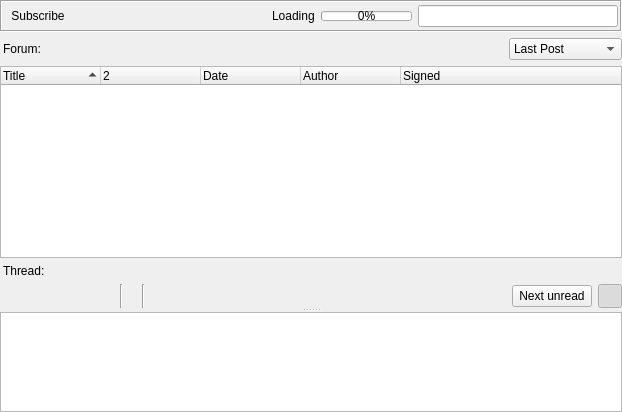
First picture: the form in retroshare-gui/src/gui/gxsforums/GxsForumThreadWidget.ui, repository RetroShare/RetroShare, before the edit.
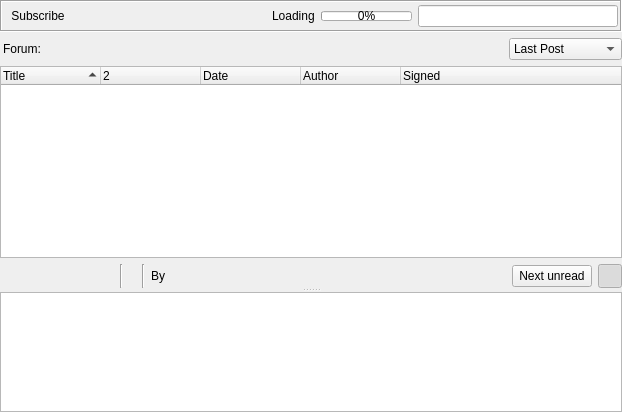
Second picture: the form after the edit. Icons and pictures are not drawn. Custom widgets are drawn as their Qt base class.

Commit message: removed useless thread line, kept link copy functionality, used a GxsIdLabel to show the by_label correctly, added hide/show of labels when not useful

```diff
--- a/retroshare-gui/src/gui/gxsforums/GxsForumThreadWidget.ui
+++ b/retroshare-gui/src/gui/gxsforums/GxsForumThreadWidget.ui
@@ -256,29 +256,6 @@
          <property name="leftMargin">
           <number>3</number>
          </property>
-         <item>
-          <widget class="QLabel" name="threadLabel">
-           <property name="text">
-            <string>Thread:</string>
-           </property>
-          </widget>
-         </item>
-         <item>
-          <widget class="QLabel" name="threadTitle">
-           <property name="sizePolicy">
-            <sizepolicy hsizetype="Expanding" vsizetype="Preferred">
-             <horstretch>0</horstretch>
-             <verstretch>0</verstretch>
-            </sizepolicy>
-           </property>
-           <property name="wordWrap">
-            <bool>true</bool>
-           </property>
-           <property name="textInteractionFlags">
-            <set>Qt::LinksAccessibleByMouse|Qt::TextSelectableByMouse</set>
-           </property>
-          </widget>
-         </item>
         </layout>
        </item>
        <item>
@@ -290,7 +267,7 @@
            </property>
           </widget>
          </item>
-         <item row="0" column="11">
+         <item row="0" column="12">
           <widget class="QPushButton" name="nextUnreadButton">
            <property name="sizePolicy">
             <sizepolicy hsizetype="Maximum" vsizetype="Fixed">
@@ -326,7 +303,7 @@
            </property>
           </widget>
          </item>
-         <item row="0" column="13">
+         <item row="0" column="14">
           <widget class="QPushButton" name="expandButton">
            <property name="maximumSize">
             <size>
@@ -389,14 +366,7 @@
            </property>
           </widget>
          </item>
-         <item row="0" column="9">
-          <widget class="QLabel" name="by_label">
-           <property name="text">
-            <string notr="true"/>
-           </property>
-          </widget>
-         </item>
-         <item row="0" column="10">
+         <item row="0" column="11">
           <spacer name="horizontalSpacer_2">
            <property name="orientation">
             <enum>Qt::Horizontal</enum>
@@ -488,6 +458,20 @@
            </property>
           </widget>
          </item>
+         <item row="0" column="10">
+          <widget class="GxsIdLabel" name="by_label">
+           <property name="text">
+            <string notr="true"/>
+           </property>
+          </widget>
+         </item>
+         <item row="0" column="9">
+          <widget class="QLabel" name="by_text_label">
+           <property name="text">
+            <string>By </string>
+           </property>
+          </widget>
+         </item>
         </layout>
        </item>
       </layout>
@@ -525,6 +509,11 @@
    <extends>QTreeWidget</extends>
    <header>gui/common/RSTreeWidget.h</header>
   </customwidget>
+  <customwidget>
+   <class>GxsIdLabel</class>
+   <extends>QLabel</extends>
+   <header>gui/gxs/GxsIdLabel.h</header>
+  </customwidget>
  </customwidgets>
  <resources>
   <include location="../images.qrc"/>
```
Left out of the diff: 46 changed lines with no effect on the pictures. The commit also changes 3 other files.
